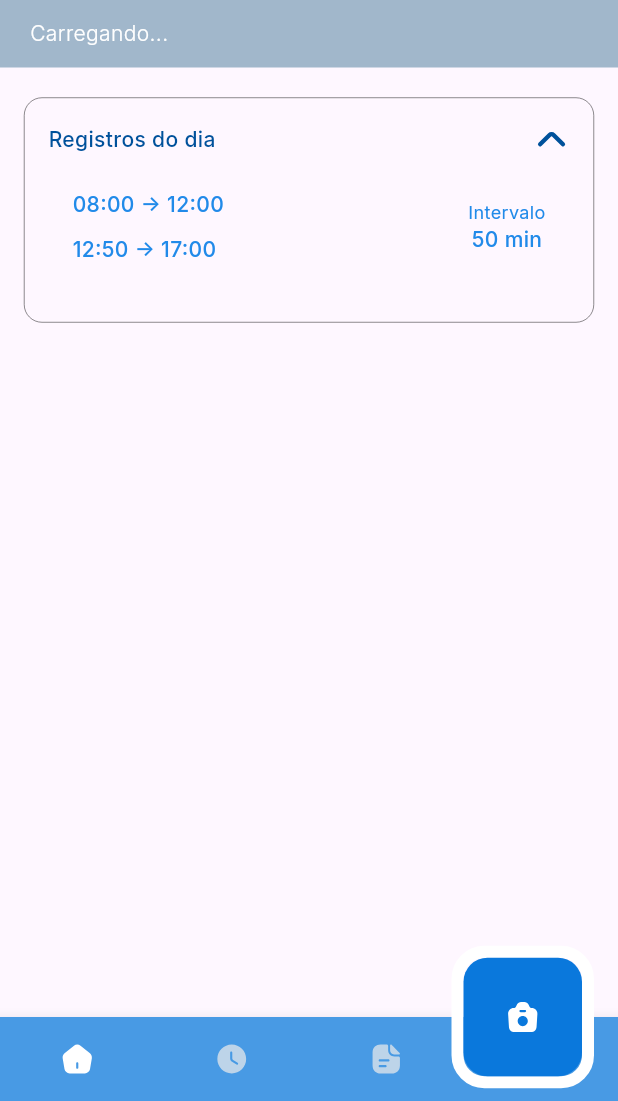
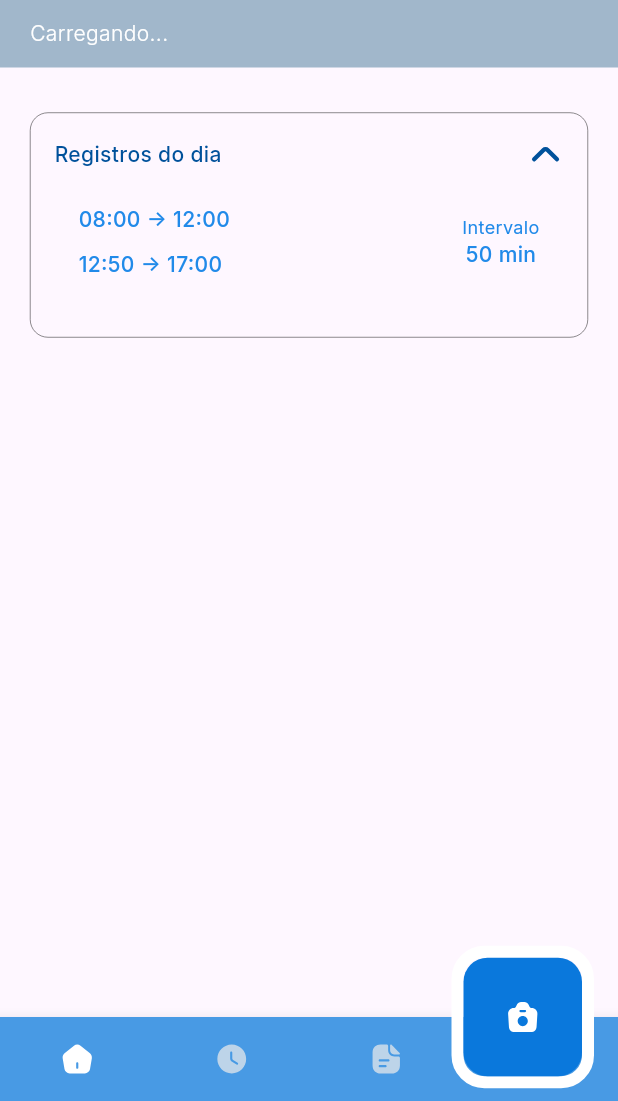
Before and after one commit to LimaNathan/instant-point-register, a Flutter app: the MainPage screen opened by its route, after a tap on an icon or button, on a phone screen of 412 x 824 dp, the part 135-1236 px from its top. Run offline on Flutter 3.47's test engine with Material 2 defaults, Android fonts, the phone set to English and light mode, and no system bars; drawn by our look-alikes of custom_navigation_bar; our stand-ins replace flutter_mobx, flutter_svg, geocoding, get_it, google_fonts, location and 1 more; generated files the repository leaves out were written again.

Commit message:
pagina de historico finalizada

```diff
--- a/lib/src/components/expanded_card/expanded_card.dart
+++ b/lib/src/components/expanded_card/expanded_card.dart
@@ -7,7 +7,9 @@ import 'package:registro_ponto/src/utils/theme/text_styles.dart';
 
 class ExpandedCard extends StatefulWidget {
   final String label;
-  const ExpandedCard({Key? key, required this.label}) : super(key: key);
+  final double? cardRadius;
+  const ExpandedCard({Key? key, required this.label, this.cardRadius})
+      : super(key: key);
 
   @override
   State<ExpandedCard> createState() => _ExpandedCardState();
@@ -30,13 +32,13 @@ class _ExpandedCardState extends State<ExpandedCard>
           }
         }),
         duration: const Duration(milliseconds: 200),
-        margin: const EdgeInsets.symmetric(horizontal: 16, vertical: 20),
         width: double.infinity,
         height: height,
-        decoration: BoxDecoration(
-          borderRadius: BorderRadius.circular(12),
-          border: Border.all(width: 0.3)
-        ),
+        decoration: widget.cardRadius != null
+            ? BoxDecoration(
+                borderRadius: BorderRadius.circular(widget.cardRadius ?? 12),
+                border: Border.all(width: 0.3))
+            : null,
         child: Container(
           margin: const EdgeInsets.all(16.0),
           child: Column(
--- a/lib/src/pages/certificate/certificate_page.dart
+++ b/lib/src/pages/certificate/certificate_page.dart
@@ -16,7 +16,7 @@ class CertificatePage extends StatefulWidget {
 class _CertificatePageState extends State<CertificatePage> {
   @override
   Widget build(BuildContext context) => Padding(
-        padding: const EdgeInsets.symmetric(horizontal: 50.0),
+        padding: const EdgeInsets.symmetric(horizontal: 22.0),
         child: Column(
           crossAxisAlignment: CrossAxisAlignment.center,
           children: [
--- a/lib/src/pages/historic_page/historic_page.dart
+++ b/lib/src/pages/historic_page/historic_page.dart
@@ -1,4 +1,8 @@
 import 'package:flutter/material.dart';
+import 'package:registro_ponto/src/components/expanded_card/expanded_card.dart';
+import 'package:registro_ponto/src/utils/extensions/num_ext.dart';
+import 'package:registro_ponto/src/utils/theme/size_utils.dart';
+import 'package:registro_ponto/src/utils/theme/text_styles.dart';
 
 class HistoricPage extends StatefulWidget {
   const HistoricPage({Key? key}) : super(key: key);
@@ -8,8 +12,39 @@ class HistoricPage extends StatefulWidget {
 }
 
 class _HistoricPageState extends State<HistoricPage> {
+  final DateTime _dateTime = DateTime.now();
+
   @override
-  Widget build(BuildContext context) {
-    return Container();
-  }
+  Widget build(BuildContext context) => Container(
+        padding: const EdgeInsets.symmetric(vertical: 20, horizontal: 20),
+        child: Column(
+          mainAxisAlignment: MainAxisAlignment.start,
+          children: [
+            Text('Histórico de pontos', style: TextStyles.dialogTitleStyle),
+            20.paddingH,
+            Text(
+              'Aqui estão registrados todos os seus pontos'
+              ' ,inclusive os dias de atestado',
+              style: TextStyles.descriptionLightTextStyle,
+
+            ),
+            20.paddingH,
+            Container(
+              height: SizeUtils.height * .55,
+              decoration: BoxDecoration(
+                  borderRadius: BorderRadius.circular(12),
+                  border: Border.all(width: 0.3)),
+              child: ListView.builder(
+                itemCount: 3,
+                itemBuilder: (_, index) => ExpandedCard(
+                  label:
+                      '${_dateTime.day < 10 ? '0${_dateTime.day}' : _dateTime.day}/'
+                      '${_dateTime.month < 10 ? '0${_dateTime.month}' : _dateTime.month}/'
+                      '${_dateTime.year}',
+                ),
+              ),
+            )
+          ],
+        ),
+      );
 }
--- a/lib/src/pages/home/home_page.dart
+++ b/lib/src/pages/home/home_page.dart
@@ -9,7 +9,13 @@ class HomePage extends StatelessWidget {
   Widget build(BuildContext context) => Column(
         children: const [
           AddressBarWidget(),
-          ExpandedCard(label: 'Registros do dia'),
+          Padding(
+            padding: EdgeInsets.symmetric(horizontal: 20, vertical: 30),
+            child: ExpandedCard(
+              cardRadius: 12,
+              label: 'Registros do dia',
+            ),
+          ),
         ],
       );
 }
```
